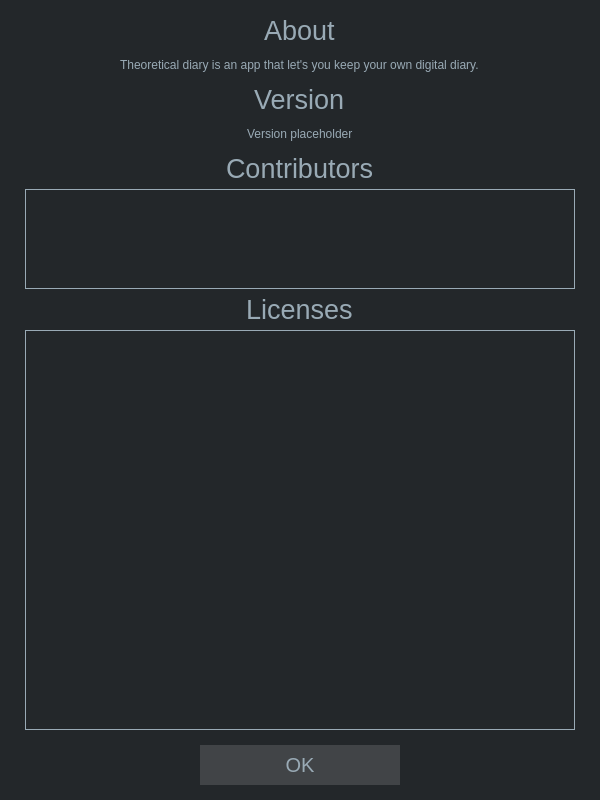
This is aboutwindow.ui in someretical/TheoreticalDiary as Qt 5 draws it before an edit. The edited form follows.
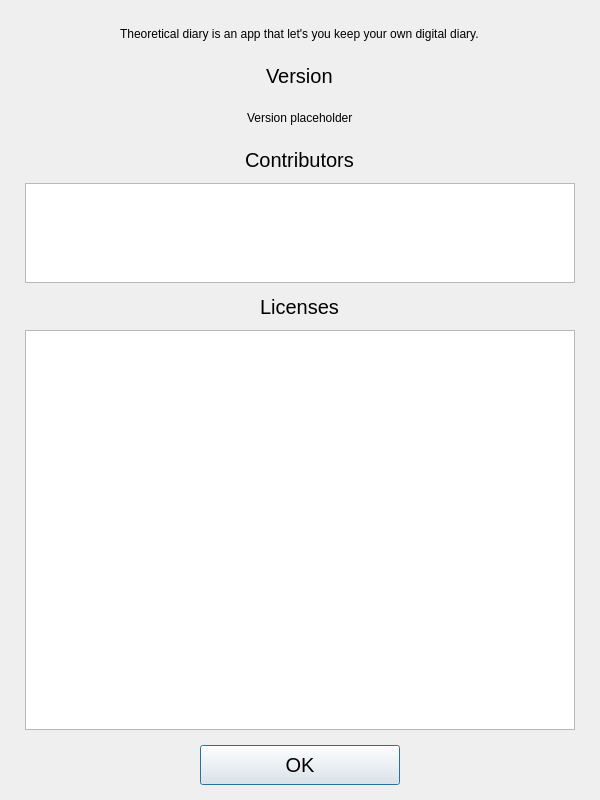
This is the edited form. Icons and pictures are not drawn.

Patch:
```diff
--- a/aboutwindow.ui
+++ b/aboutwindow.ui
@@ -35,69 +35,6 @@
    <iconset resource="theoretical-diary.qrc">
     <normaloff>:/images/icon.svg</normaloff>:/images/icon.svg</iconset>
   </property>
-  <property name="styleSheet">
-   <string notr="true">QDialog {
-background-color: rgb(35, 39, 42);
-}
-QPushButton {
-    border: none;
-    border-radius: 0px;
-    background-color: #414447;
-    color: rgb(153, 170, 181);
-}
-
-QPushButton:pressed {
-    border: none;
-    border-radius: 0px;
-    background-color: #2c2f33;
-}
-
-QPushButton:hover:!pressed
-{
-    border: none;
-    border-radius: 0px;
-    background-color: #56595c;
-}
-QScrollArea {
-border: none
-}
-
-QScrollBar::vertical {              
-        border: 1px solid #2c2f33;
-        background:rgb(153, 170, 181);
-        width:10px;    
-        margin: 0px 0px 0px 0px;
-}
-QScrollBar::handle:vertical {
-        background: qlineargradient(x1:0, y1:0, x2:1, y2:0,
-        stop: 0 #414447, stop: 0.5 #414447, stop:1 #414447);
-        min-height: 0px;
-}
-QScrollBar::add-line:vertical {
-        background: qlineargradient(x1:0, y1:0, x2:1, y2:0,
-        stop: 0 #414447, stop: 0.5 #414447,  stop:1 #414447);
-        height: 0px;
-        subcontrol-position: bottom;
-        subcontrol-origin: margin;
-}
-QScrollBar::sub-line:vertical {
-        background: qlineargradient(x1:0, y1:0, x2:1, y2:0,
-        stop: 0  #414447, stop: 0.5 #414447,  stop:1 #414447);
-        height: 0 px;
-        subcontrol-position: top;
-        subcontrol-origin: margin;
-}
-QPlainTextEdit {
-background-color: rgb(35, 39, 42);
-color: rgb(153, 170, 181);
-border: 1px solid rgb(153, 170, 181) 
-}
-QLabel {
-color: rgb(153, 170, 181)
-}
-
-</string>
-  </property>
   <layout class="QVBoxLayout" name="verticalLayout">
    <property name="spacing">
     <number>5</number>
@@ -114,18 +51,6 @@
    <property name="bottomMargin">
     <number>15</number>
    </property>
-   <item alignment="Qt::AlignHCenter">
-    <widget class="QLabel" name="about_label">
-     <property name="font">
-      <font>
-       <pointsize>20</pointsize>
-      </font>
-     </property>
-     <property name="text">
-      <string>About</string>
-     </property>
-    </widget>
-   </item>
    <item alignment="Qt::AlignHCenter">
     <widget class="QLabel" name="about">
      <property name="text">
@@ -137,7 +62,7 @@
     <widget class="QLabel" name="version_label">
      <property name="font">
       <font>
-       <pointsize>20</pointsize>
+       <pointsize>15</pointsize>
       </font>
      </property>
      <property name="text">
@@ -156,7 +81,7 @@
     <widget class="QLabel" name="contributors_label">
      <property name="font">
       <font>
-       <pointsize>20</pointsize>
+       <pointsize>15</pointsize>
       </font>
      </property>
      <property name="text">
@@ -184,11 +109,6 @@
        <height>100</height>
       </size>
      </property>
-     <property name="font">
-      <font>
-       <pointsize>11</pointsize>
-      </font>
-     </property>
      <property name="plainText">
       <string/>
      </property>
@@ -201,7 +121,7 @@
     <widget class="QLabel" name="licenses_label">
      <property name="font">
       <font>
-       <pointsize>20</pointsize>
+       <pointsize>15</pointsize>
       </font>
      </property>
      <property name="text">
@@ -229,11 +149,6 @@
        <height>200</height>
       </size>
      </property>
-     <property name="font">
-      <font>
-       <pointsize>11</pointsize>
-      </font>
-     </property>
      <property name="plainText">
       <string/>
      </property>
```
